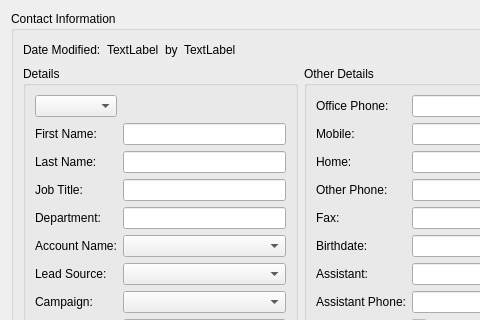
Above: client/src/contactdetails.ui from KDAB/FatCRM before the change; both pictures show x 0 to 480 and y 0 to 320 of the 891 by 683 pixel window. Below: the same form after it.
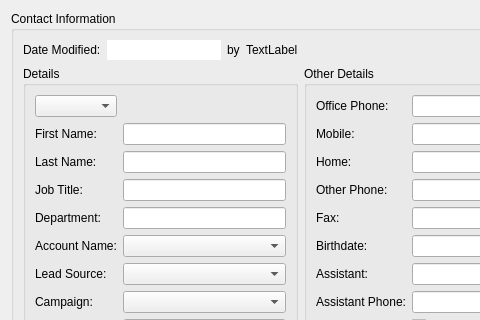
That is the form after the change.

```diff
--- a/client/src/contactdetails.ui
+++ b/client/src/contactdetails.ui
@@ -36,9 +36,18 @@
          </widget>
         </item>
         <item>
-         <widget class="QLabel" name="modifiedDate">
-          <property name="text">
-           <string>TextLabel</string>
+         <widget class="QLineEdit" name="modifiedDate">
+          <property name="maximumSize">
+           <size>
+            <width>114</width>
+            <height>16777215</height>
+           </size>
+          </property>
+          <property name="frame">
+           <bool>false</bool>
+          </property>
+          <property name="readOnly">
+           <bool>true</bool>
           </property>
          </widget>
         </item>
```
